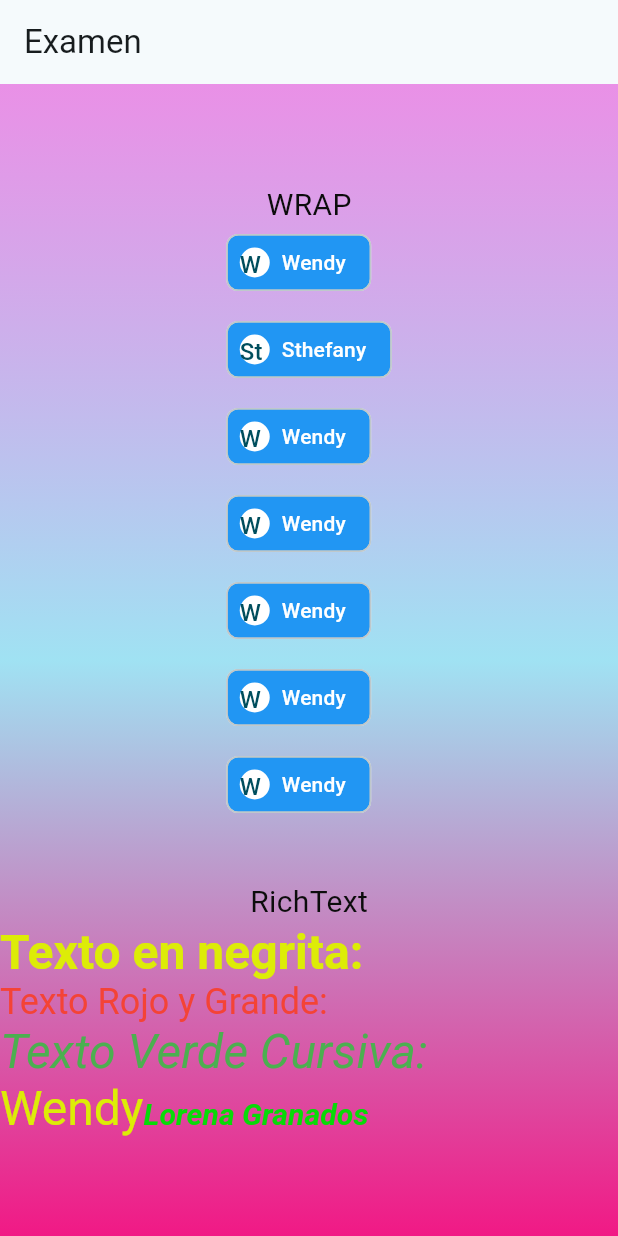
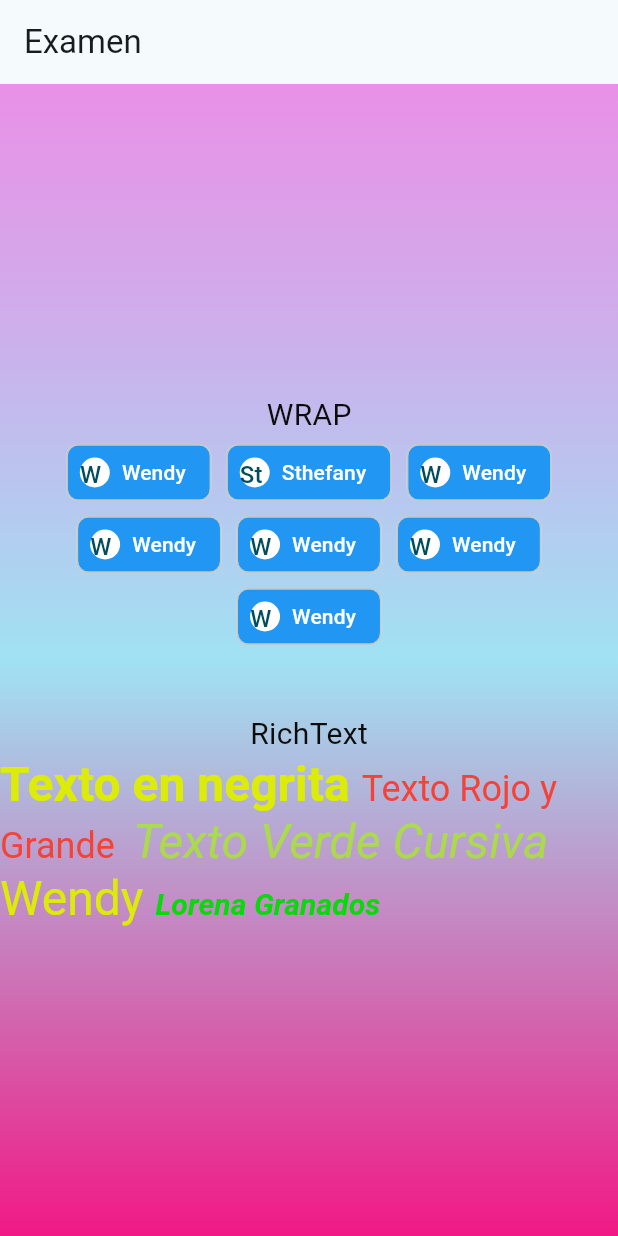
Before and after one commit to granadoshernandez/eval2_sis22, a Flutter app: the AcercaDe screen opened directly, on a phone screen of 412 x 824 dp. Run offline on Flutter 3.47's test engine with Material 2 defaults, Android fonts, the phone set to English and light mode, and no system bars; our stand-ins replace cloud_firestore, firebase_auth, firebase_core, quickalert; accounts and stored records are empty.

```diff
--- a/lib/pages/AcercaDe.dart
+++ b/lib/pages/AcercaDe.dart
@@ -41,7 +41,7 @@ class AcercaDe extends StatelessWidget {
               Wrap(
                 alignment: WrapAlignment.center,
                 spacing: 10.0,
-                direction: Axis.vertical,
+                direction: Axis.horizontal,
                 children: <Widget>[
                   Wen('Wendy'),
                   Wen('Sthefany'),
@@ -55,7 +55,9 @@ class AcercaDe extends StatelessWidget {
               SizedBox(height: 40),
               Text('RichText',
                   style: TextStyle(
-                      color: Color.fromARGB(255, 12, 12, 12), fontSize: 20)),
+                    color: Color.fromARGB(255, 12, 12, 12),
+                    fontSize: 20,
+                  )),
               RichText(
                 text: TextSpan(
                   style: TextStyle(
@@ -64,26 +66,26 @@ class AcercaDe extends StatelessWidget {
                   ),
                   children: [
                     TextSpan(
-                      text: 'Texto en negrita: ',
+                      text: 'Texto en negrita ',
                       style: TextStyle(
                         fontWeight: FontWeight.bold,
                       ),
                     ),
                     TextSpan(
-                      text: '\nTexto Rojo y Grande: ',
+                      text: 'Texto Rojo y Grande  ',
                       style: TextStyle(
                         color: Colors.red,
                         fontSize: 24,
                       ),
                     ),
                     TextSpan(
-                      text: '\nTexto Verde Cursiva: ',
+                      text: 'Texto Verde Cursiva ',
                       style: TextStyle(
-                        color: Colors.green,
+                        color: Color.fromARGB(166, 164, 248, 6),
                         fontStyle: FontStyle.italic,
                       ),
                     ),
-                    TextSpan(text: 'Wendy'),
+                    TextSpan(text: 'Wendy '),
                     TextSpan(
                         text: 'Lorena Granados',
                         style: TextStyle(
@@ -92,6 +94,7 @@ class AcercaDe extends StatelessWidget {
                           fontWeight: FontWeight.bold,
                           fontSize: 20,
                         )),
+                    // TextSpan(text: ' \nHola')
                   ],
                 ),
               ),
```
